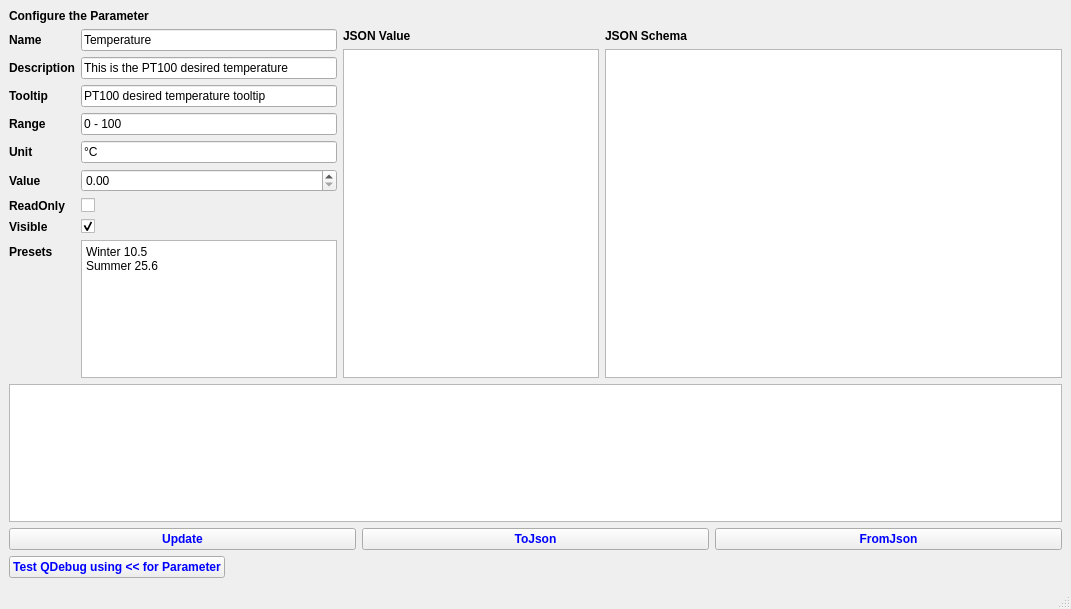
This is Examples/AppParameterBasicUsage/mainwindow.ui in g-gualeni/QtNoid2 as Qt 5 draws it before an edit. The edited form follows.
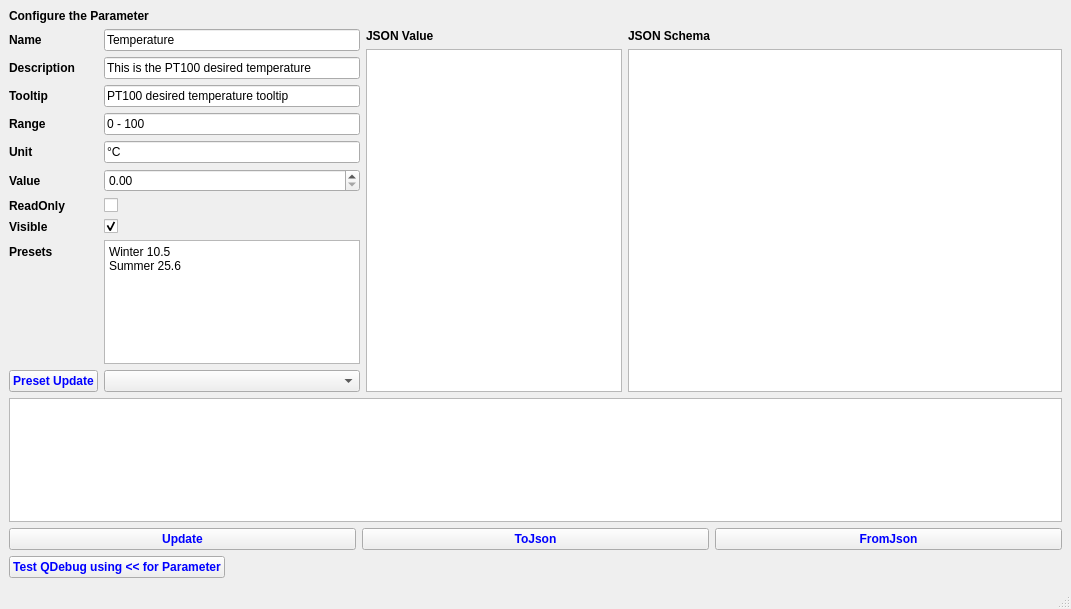
This is the edited form.

```diff
--- a/Examples/AppParameterBasicUsage/mainwindow.ui
+++ b/Examples/AppParameterBasicUsage/mainwindow.ui
@@ -214,6 +214,19 @@
           </property>
          </widget>
         </item>
+        <item row="9" column="0">
+         <widget class="QPushButton" name="cmdUpdatePreset">
+          <property name="styleSheet">
+           <string notr="true">color: blue;font-weight: bold;</string>
+          </property>
+          <property name="text">
+           <string>Preset Update</string>
+          </property>
+         </widget>
+        </item>
+        <item row="9" column="1">
+         <widget class="QComboBox" name="cboPresets"/>
+        </item>
        </layout>
       </item>
       <item>
```
Left out of the diff: 22 changed lines with no effect on the pictures.
